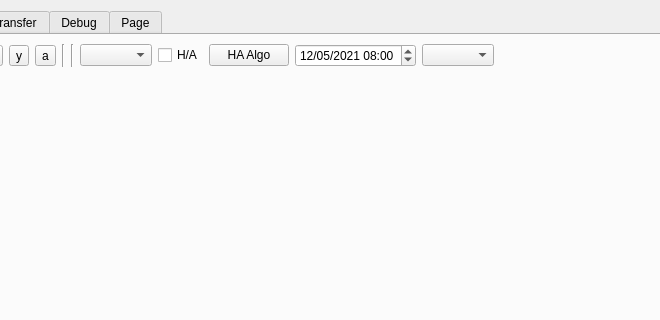
Qt form src/mainwindow.ui (biddisco/lxqt-build-tools) before a commit; both pictures show x 171 to 831 and y 0 to 320 of the 1080 by 727 pixel window.
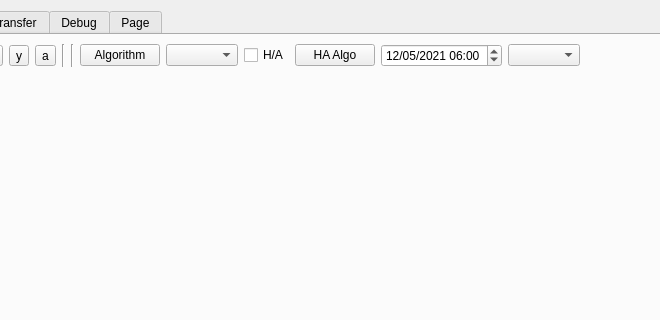
The same form after that commit.

Commit message:
Add trade algorithm dialog and move some algorithm code into filters
Improve the process of making filter objects composable

Filters can add generatedd curves to lists that are then added
to the main price plot, or a secondary plot

Improve resolution handling and use a base resolution derived from
datasets used (GCD to find best base resolution)

```diff
--- a/src/mainwindow.ui
+++ b/src/mainwindow.ui
@@ -98,6 +98,13 @@
               </property>
              </widget>
             </item>
+            <item>
+             <widget class="QPushButton" name="exec_algo">
+              <property name="text">
+               <string>Algorithm</string>
+              </property>
+             </widget>
+            </item>
             <item>
              <widget class="QComboBox" name="candle_res"/>
             </item>
@@ -119,7 +126,7 @@
              <widget class="QDateTimeEdit" name="date_init">
               <property name="dateTime">
                <datetime>
-                <hour>8</hour>
+                <hour>6</hour>
                 <minute>0</minute>
                 <second>0</second>
                 <year>2021</year>
@@ -129,7 +136,7 @@
               </property>
               <property name="minimumTime">
                <time>
-                <hour>16</hour>
+                <hour>15</hour>
                 <minute>0</minute>
                 <second>0</second>
                </time>
```
Left out of the diff: 4 changed lines with no effect on the pictures. The commit also changes 10 other files.
